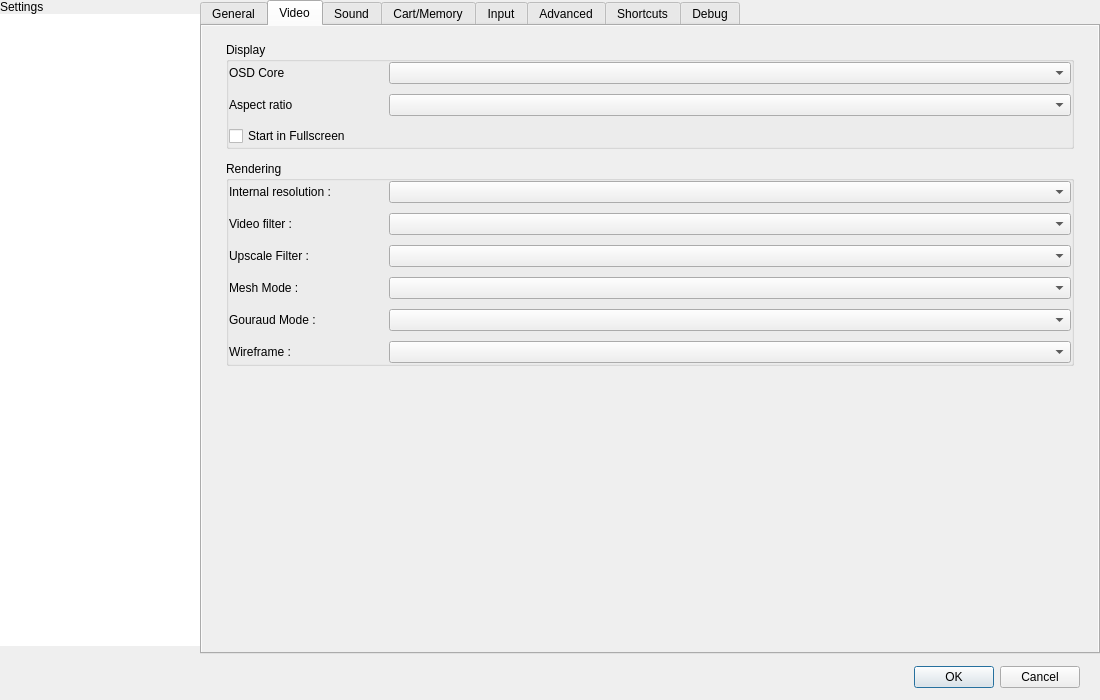
Before: the Qt Designer form yabause/src/port/qt/ui/UISettings.ui in BenjaminSiskoo/Kronos_test, drawn with Qt 5.
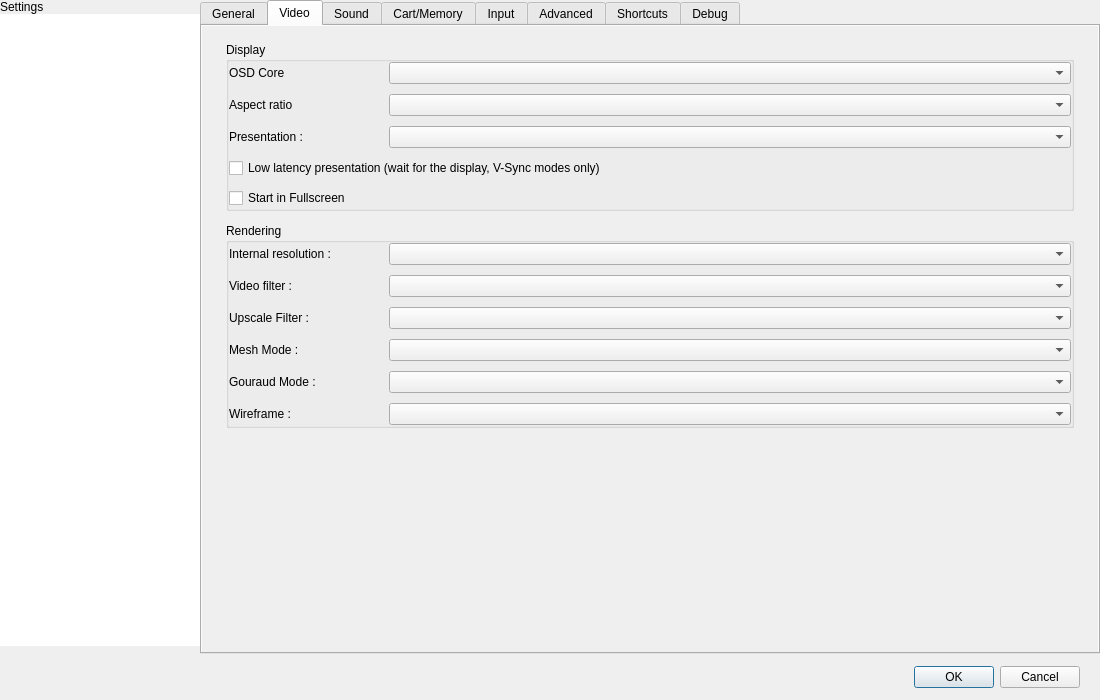
After: the same form once the commit is applied. The open tabs and pages were chosen to show the change. Icons and pictures are not drawn. Custom widgets are drawn as their Qt base class.

Commit message: Qt: add Presentation combo and low latency checkbox to Video page, clarify VSync tooltip

```diff
--- a/yabause/src/port/qt/ui/UISettings.ui
+++ b/yabause/src/port/qt/ui/UISettings.ui
@@ -229,7 +229,19 @@
          </property>
         <property name="alignment"><set>Qt::AlignLeading|Qt::AlignLeft|Qt::AlignVCenter</set></property><property name="role" stdset="0"><string notr="true">row</string></property><property name="minimumSize"><size><width>150</width><height>0</height></size></property></widget>
        </item><item row="1" column="1" rowspan="1" colspan="2"><widget class="QComboBox" name="cbAspectRatio" />
-       </item><item row="2" column="0" rowspan="1" colspan="3"><widget class="QCheckBox" name="cbFullscreen">
+       </item><item row="2" column="0" rowspan="1" colspan="1"><widget class="QLabel" name="lSwapMode">
+         <property name="text"><string>Presentation :</string></property><property name="toolTip"><string>How finished frames are shown on your display. This is separate from "Enable vertical synchronization" (General page), which keeps the emulation at the console frame rate.</string></property><property name="textFormat">
+          <enum>Qt::PlainText</enum>
+         </property>
+        <property name="alignment"><set>Qt::AlignLeading|Qt::AlignLeft|Qt::AlignVCenter</set></property><property name="role" stdset="0"><string notr="true">row</string></property><property name="minimumSize"><size><width>150</width><height>0</height></size></property></widget>
+       </item><item row="2" column="1" rowspan="1" colspan="2"><widget class="QComboBox" name="cbSwapMode"><property name="toolTip"><string>Off: lowest latency, tearing possible. V-Sync: no tearing. Adaptive: V-Sync, but a late frame is shown immediately (needs driver support, otherwise plain V-Sync). Automatically off during fast forward or when the speed is not 100%.</string></property></widget>
+       </item><item row="3" column="0" rowspan="1" colspan="3"><widget class="QCheckBox" name="cbLowLatencyPresent">
+         <property name="text">
+          <string>Low latency presentation (wait for the display, V-Sync modes only)</string>
+         </property>
+         <property name="toolTip"><string>The emulator waits until the display has taken each frame, so the graphics driver cannot queue frames ahead. Lowers input lag; may cost speed on slow GPUs.</string></property>
+        </widget>
+       </item><item row="4" column="0" rowspan="1" colspan="3"><widget class="QCheckBox" name="cbFullscreen">
          <property name="text">
           <string>Start in Fullscreen</string>
          </property>
```
Left out of the diff: 1 changed line with no effect on the pictures.
